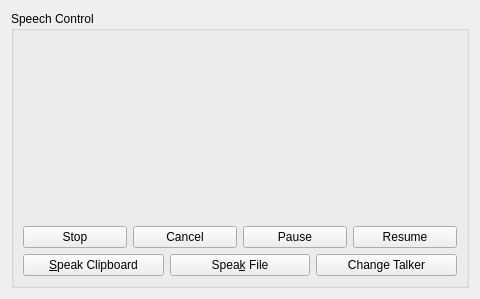
Above: kcmkttsmgr/kttsjobmgr.ui from KDE/jovie before the change. Below: the same form after it.
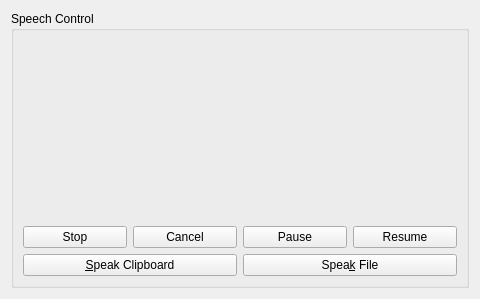
That is the form after the change. Custom widgets are drawn as their Qt base class.

Commit message: remove Change Talker button that does nothing (and the current talker can be tweaked above anyway)

What changed in the file:
```diff
--- a/kcmkttsmgr/kttsjobmgr.ui
+++ b/kcmkttsmgr/kttsjobmgr.ui
@@ -95,16 +95,6 @@
           </property>
          </widget>
         </item>
-        <item>
-         <widget class="KPushButton" name="job_changetalker">
-          <property name="whatsThis">
-           <string>&lt;p&gt;Prompts you with a list of your configured Talkers from the &lt;b&gt;Talkers&lt;/b&gt; tab.  The job will be spoken using the selected Talker.&lt;/p&gt;</string>
-          </property>
-          <property name="text">
-           <string>Change Talker</string>
-          </property>
-         </widget>
-        </item>
        </layout>
       </item>
       <item row="0" column="0" colspan="2">
```
The commit also changes 2 other files.
